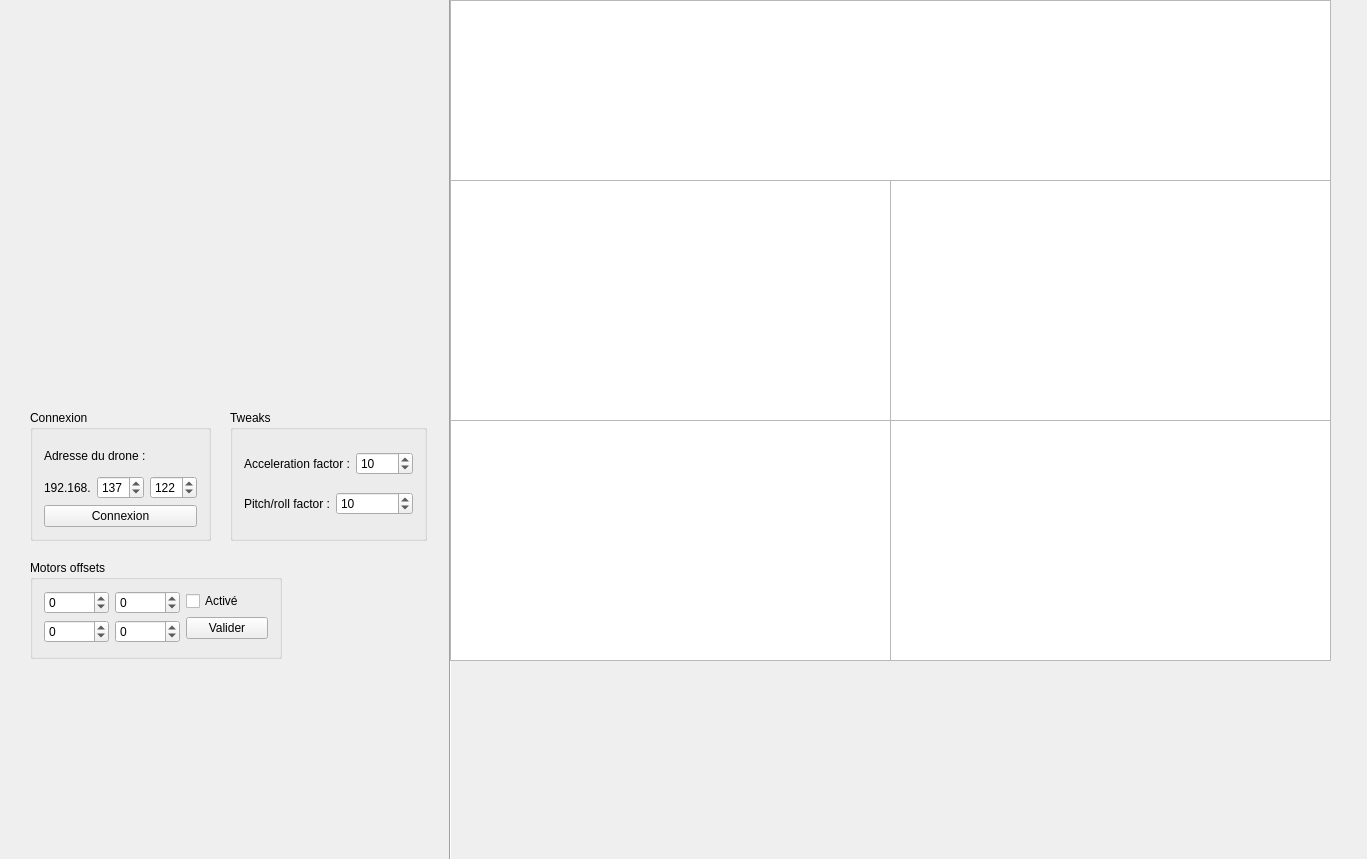
Old version of the form mainwindow.ui in the repository eviallet/Drone_Transmitter.
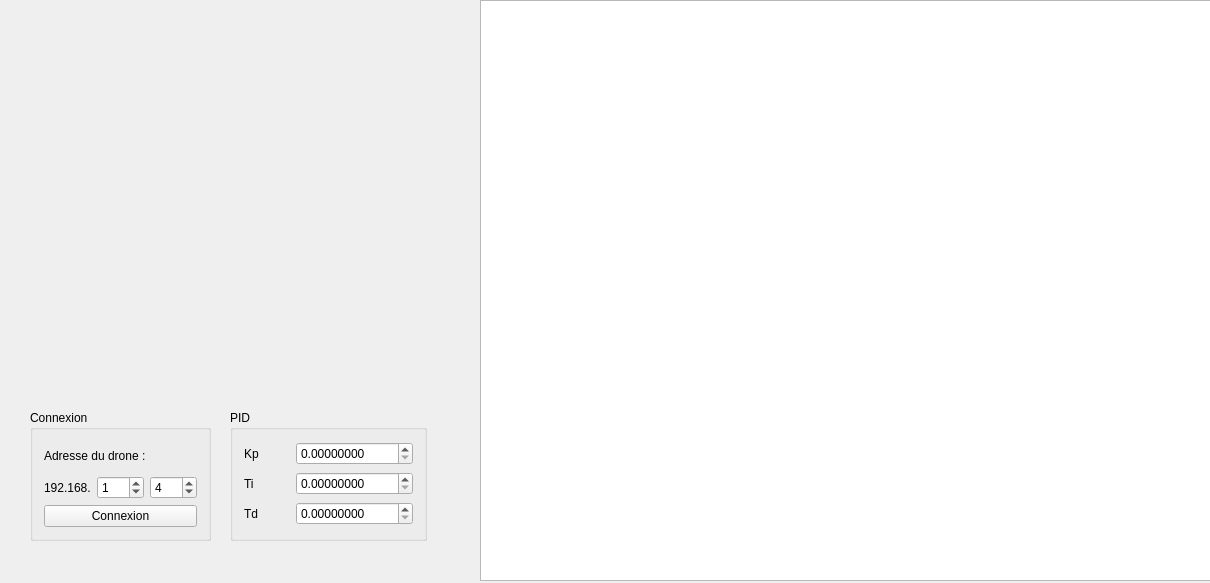
New version of the form. Icons and pictures are not drawn. Custom widgets are drawn as their Qt base class.

The edit to the form file:
```diff
--- a/mainwindow.ui
+++ b/mainwindow.ui
@@ -6,27 +6,14 @@
    <rect>
     <x>0</x>
     <y>0</y>
-    <width>1367</width>
-    <height>859</height>
+    <width>1210</width>
+    <height>583</height>
    </rect>
   </property>
   <property name="windowTitle">
    <string>MainWindow</string>
   </property>
   <widget class="QWidget" name="centralWidget">
-   <widget class="Line" name="line">
-    <property name="geometry">
-     <rect>
-      <x>440</x>
-      <y>0</y>
-      <width>20</width>
-      <height>861</height>
-     </rect>
-    </property>
-    <property name="orientation">
-     <enum>Qt::Vertical</enum>
-    </property>
-   </widget>
    <widget class="QGroupBox" name="connexion_box">
     <property name="geometry">
      <rect>
@@ -64,7 +51,7 @@
             <number>255</number>
            </property>
            <property name="value">
-            <number>137</number>
+            <number>1</number>
            </property>
           </widget>
          </item>
@@ -74,7 +61,7 @@
             <number>255</number>
            </property>
            <property name="value">
-            <number>122</number>
+            <number>4</number>
            </property>
           </widget>
          </item>
@@ -91,86 +78,6 @@
      </item>
     </layout>
    </widget>
-   <widget class="RealTimePlot" name="chart_ping">
-    <property name="geometry">
-     <rect>
-      <x>450</x>
-      <y>0</y>
-      <width>881</width>
-      <height>181</height>
-     </rect>
-    </property>
-    <property name="maximumSize">
-     <size>
-      <width>16777215</width>
-      <height>10000</height>
-     </size>
-    </property>
-   </widget>
-   <widget class="RealTimePlot" name="chart_drone_hg">
-    <property name="geometry">
-     <rect>
-      <x>450</x>
-      <y>180</y>
-      <width>441</width>
-      <height>241</height>
-     </rect>
-    </property>
-    <property name="maximumSize">
-     <size>
-      <width>16777215</width>
-      <height>10000</height>
-     </size>
-    </property>
-   </widget>
-   <widget class="RealTimePlot" name="chart_drone_hd">
-    <property name="geometry">
-     <rect>
-      <x>890</x>
-      <y>180</y>
-      <width>441</width>
-      <height>241</height>
-     </rect>
-    </property>
-    <property name="maximumSize">
-     <size>
-      <width>16777215</width>
-      <height>10000</height>
-     </size>
-    </property>
-   </widget>
-   <widget class="RealTimePlot" name="chart_drone_bg">
-    <property name="geometry">
-     <rect>
-      <x>450</x>
-      <y>420</y>
-      <width>441</width>
-      <height>241</height>
-     </rect>
-    </property>
-    <property name="maximumSize">
-     <size>
-      <width>16777215</width>
-      <height>10000</height>
-     </size>
-    </property>
-   </widget>
-   <widget class="RealTimePlot" name="chart_drone_bd">
-    <property name="geometry">
-     <rect>
-      <x>890</x>
-      <y>420</y>
-      <width>441</width>
-      <height>241</height>
-     </rect>
-    </property>
-    <property name="maximumSize">
-     <size>
-      <width>16777215</width>
-      <height>10000</height>
-     </size>
-    </property>
-   </widget>
    <widget class="QGroupBox" name="groupBox">
     <property name="geometry">
      <rect>
@@ -181,7 +88,7 @@
      </rect>
     </property>
     <property name="title">
-     <string>Tweaks</string>
+     <string>PID</string>
     </property>
     <layout class="QGridLayout" name="gridLayout_2">
      <item row="1" column="0">
@@ -189,17 +96,20 @@
        <item>
         <widget class="QLabel" name="label_2">
          <property name="text">
-          <string>Pitch/roll factor :</string>
+          <string>Ti</string>
          </property>
         </widget>
        </item>
        <item>
-        <widget class="QSpinBox" name="scale_box_pitch">
+        <widget class="QDoubleSpinBox" name="double_spinbox_ti">
+         <property name="decimals">
+          <number>8</number>
+         </property>
          <property name="maximum">
-          <number>5000</number>
+          <double>10000.000000000000000</double>
          </property>
-         <property name="value">
-          <number>10</number>
+         <property name="singleStep">
+          <double>0.000001000000000</double>
          </property>
         </widget>
        </item>
@@ -210,17 +120,44 @@
        <item>
         <widget class="QLabel" name="label">
          <property name="text">
-          <string>Acceleration factor :</string>
+          <string>Kp</string>
          </property>
         </widget>
        </item>
        <item>
-        <widget class="QSpinBox" name="scale_box_acc">
+        <widget class="QDoubleSpinBox" name="double_spinbox_kp">
+         <property name="decimals">
+          <number>8</number>
+         </property>
          <property name="maximum">
-          <number>5000</number>
+          <double>10000.000000000000000</double>
          </property>
-         <property name="value">
-          <number>10</number>
+         <property name="singleStep">
+          <double>0.000001000000000</double>
+         </property>
+        </widget>
+       </item>
+      </layout>
+     </item>
+     <item row="2" column="0">
+      <layout class="QHBoxLayout" name="horizontalLayout_4">
+       <item>
+        <widget class="QLabel" name="label_8">
+         <property name="text">
+          <string>Td</string>
+         </property>
+        </widget>
+       </item>
+       <item>
+        <widget class="QDoubleSpinBox" name="double_spinbox_td">
+         <property name="decimals">
+          <number>8</number>
+         </property>
+         <property name="maximum">
+          <double>10000.000000000000000</double>
+         </property>
+         <property name="singleStep">
+          <double>0.000001000000000</double>
          </property>
         </widget>
        </item>
@@ -228,35 +165,6 @@
      </item>
     </layout>
    </widget>
-   <widget class="QPushButton" name="close_button">
-    <property name="geometry">
-     <rect>
-      <x>1330</x>
-      <y>10</y>
-      <width>31</width>
-      <height>31</height>
-     </rect>
-    </property>
-    <property name="cursor">
-     <cursorShape>ClosedHandCursor</cursorShape>
-    </property>
-    <property name="text">
-     <string/>
-    </property>
-    <property name="icon">
-     <iconset resource="resources.qrc">
-      <normaloff>:/icons/images/btn_disconnected.png</normaloff>:/icons/images/btn_disconnected.png</iconset>
-    </property>
-    <property name="iconSize">
-     <size>
-      <width>24</width>
-      <height>24</height>
-     </size>
-    </property>
-    <property name="flat">
-     <bool>true</bool>
-    </property>
-   </widget>
    <widget class="QLabel" name="left_stick_icon">
     <property name="geometry">
      <rect>
@@ -526,101 +434,19 @@
      <bool>true</bool>
     </property>
    </widget>
-   <widget class="QGroupBox" name="groupBox_2">
+   <widget class="QGraphicsView" name="drone_angle_graph">
     <property name="geometry">
      <rect>
-      <x>30</x>
-      <y>560</y>
-      <width>252</width>
-      <height>99</height>
+      <x>480</x>
+      <y>0</y>
+      <width>731</width>
+      <height>581</height>
      </rect>
     </property>
-    <property name="title">
-     <string>Motors offsets</string>
-    </property>
-    <layout class="QFormLayout" name="formLayout">
-     <item row="0" column="0">
-      <layout class="QVBoxLayout" name="verticalLayout_2">
-       <item>
-        <layout class="QHBoxLayout" name="horizontalLayout_4">
-         <item>
-          <widget class="QSpinBox" name="spin_offset_hg">
-           <property name="minimum">
-            <number>-20000</number>
-           </property>
-           <property name="maximum">
-            <number>20000</number>
-           </property>
-          </widget>
-         </item>
-         <item>
-          <widget class="QSpinBox" name="spin_offset_hd">
-           <property name="minimum">
-            <number>-20000</number>
-           </property>
-           <property name="maximum">
-            <number>20000</number>
-           </property>
-          </widget>
-         </item>
-        </layout>
-       </item>
-       <item>
-        <layout class="QHBoxLayout" name="horizontalLayout_5">
-         <item>
-          <widget class="QSpinBox" name="spin_offset_bg">
-           <property name="minimum">
-            <number>-20000</number>
-           </property>
-           <property name="maximum">
-            <number>20000</number>
-           </property>
-          </widget>
-         </item>
-         <item>
-          <widget class="QSpinBox" name="spin_offset_bd">
-           <property name="minimum">
-            <number>-20000</number>
-           </property>
-           <property name="maximum">
-            <number>20000</number>
-           </property>
-          </widget>
-         </item>
-        </layout>
-       </item>
-      </layout>
-     </item>
-     <item row="0" column="1">
-      <layout class="QVBoxLayout" name="verticalLayout_3">
-       <item>
-        <widget class="QCheckBox" name="offset_enabled">
-         <property name="text">
-          <string>Activé</string>
-         </property>
-        </widget>
-       </item>
-       <item>
-        <widget class="QPushButton" name="offset_changed">
-         <property name="text">
-          <string>Valider</string>
-         </property>
-        </widget>
-       </item>
-      </layout>
-     </item>
-    </layout>
    </widget>
   </widget>
  </widget>
  <layoutdefault spacing="6" margin="11"/>
- <customwidgets>
-  <customwidget>
-   <class>RealTimePlot</class>
-   <extends>QGraphicsView</extends>
-   <header location="global">realtimeplot.h</header>
-  </customwidget>
- </customwidgets>
  <resources>
   <include location="resources.qrc"/>
  </resources>
```
Left out of the diff: 19 changed lines with no effect on the pictures.
